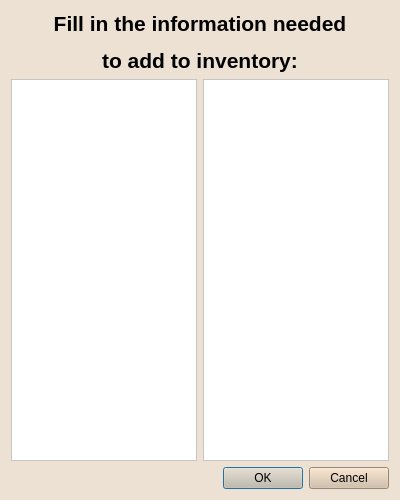
Qt form ui/additemdialog.ui (EtoDrowsy/CS499) before a commit.
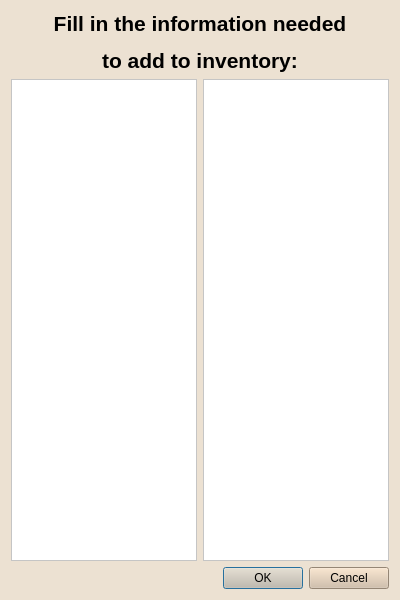
The same form after that commit.

```diff
--- a/ui/additemdialog.ui
+++ b/ui/additemdialog.ui
@@ -7,7 +7,7 @@
     <x>0</x>
     <y>0</y>
     <width>400</width>
-    <height>500</height>
+    <height>600</height>
    </rect>
   </property>
   <property name="palette">
```
